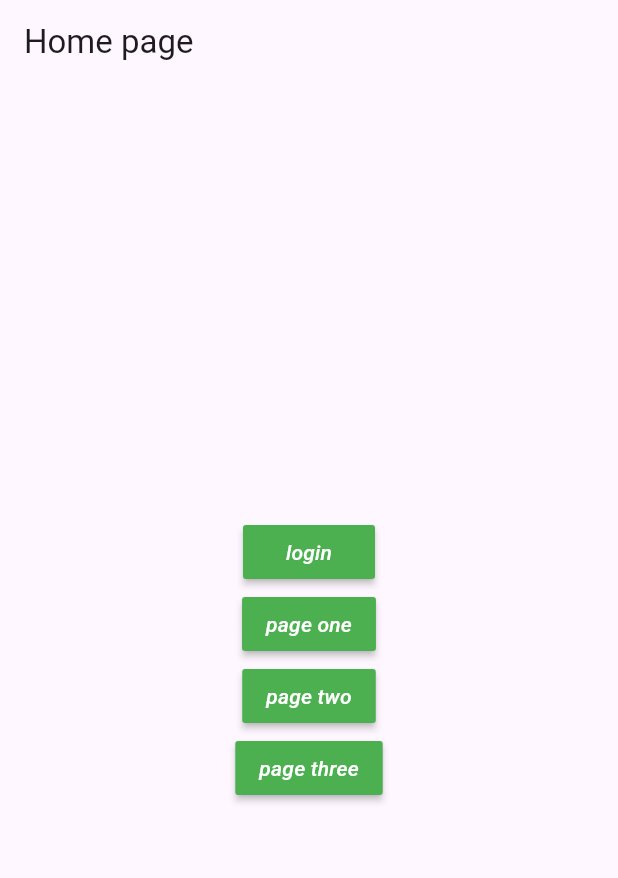
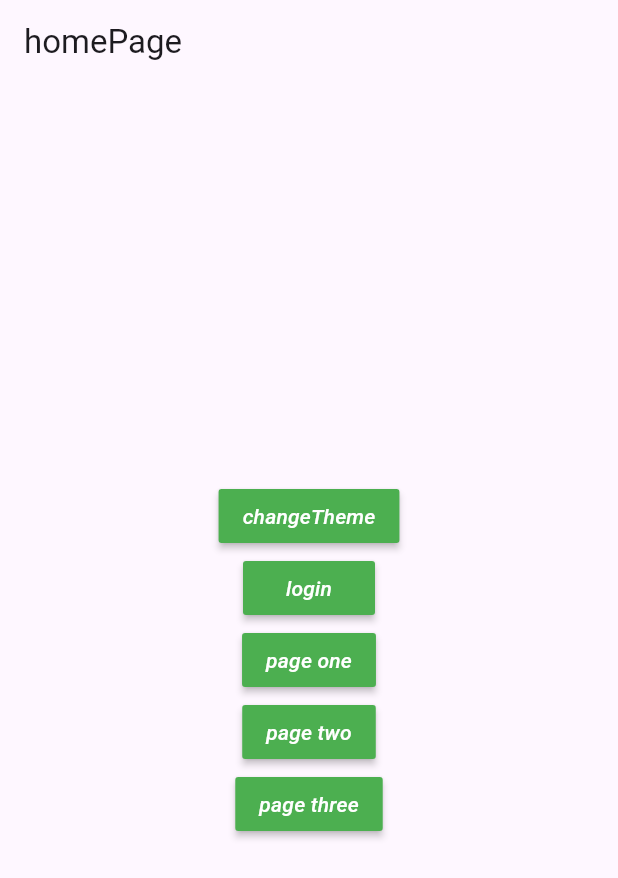
Before and after one commit to YousifAladower/getx_app, a Flutter app: the screen it shows after launch, on a phone screen of 412 x 824 dp. Shown: the top 878 px of the screen. Run offline on Flutter 3.47's test engine with Material 3 defaults, Android fonts, the phone set to English and light mode, and no system bars; our stand-ins replace get, shared_preferences.

Commit message:
add localization and theme

```diff
--- /dev/null
+++ b/lib/controllers/locale.dart
@@ -0,0 +1,12 @@
+
+import 'package:get/get.dart';
+
+class MyLocale implements Translations
+{
+  @override
+  // TODO: implement keys
+  Map<String, Map<String, String>> get keys => {
+    "ar":{"1":"الصفحة الرئسية"},
+    "en":{"1":"homePage"}
+  };
+}
--- a/lib/home.dart
+++ b/lib/home.dart
@@ -13,12 +13,28 @@ class Home extends StatelessWidget {
   Widget build(BuildContext context) {
     return Scaffold(
       appBar: AppBar(
-        title: Text("Home page"),
+        title: Text("1".tr), //use translate tr
       ),
       body: Container(
         child: Column(
           mainAxisAlignment: MainAxisAlignment.center,
           children: [
+            Center(
+              child: MaterialButton(
+                  color: Colors.green,
+                  child: Text(
+                    "changeTheme",
+                    style: TextStyle(
+                        fontStyle: FontStyle.italic, color: Colors.white),
+                  ),
+                  onPressed: () {
+                 if(Get.isDarkMode){
+                  Get.changeTheme(ThemeData.light());
+                 }else{
+                  Get.changeTheme(ThemeData.dark());
+                 }
+                  }),
+            ),
             Center(
               child: MaterialButton(
                   color: Colors.green,
--- a/lib/main.dart
+++ b/lib/main.dart
@@ -1,5 +1,6 @@
 import 'package:flutter/material.dart';
 import 'package:get/get.dart';
+import 'package:getx_app/controllers/locale.dart';
 import 'package:getx_app/page1.dart';
 import 'package:getx_app/pagethree.dart';
 import 'package:getx_app/utils/mybinding.dart';
@@ -30,6 +31,9 @@ class MyApp extends StatelessWidget {
         colorScheme: ColorScheme.fromSeed(seedColor: Colors.deepPurple),
         useMaterial3: true,
       ),
+      locale: Get.deviceLocale,
+      translations: MyLocale(),
+
       // initialBinding: MyBinding(),
       // home: PageConter(),
       // home: Home(),
--- a/lib/view/login.dart
+++ b/lib/view/login.dart
@@ -10,7 +10,7 @@ class Login extends StatelessWidget {
   Widget build(BuildContext context) {
     return Scaffold(
       appBar: AppBar(
-        title: Text("Home page"),
+        title: Text("Login page"),
       ),
       body: Container(
         child: Column(
```
Also changed, not shown: lib/controllers/local_controller.dart (added).
